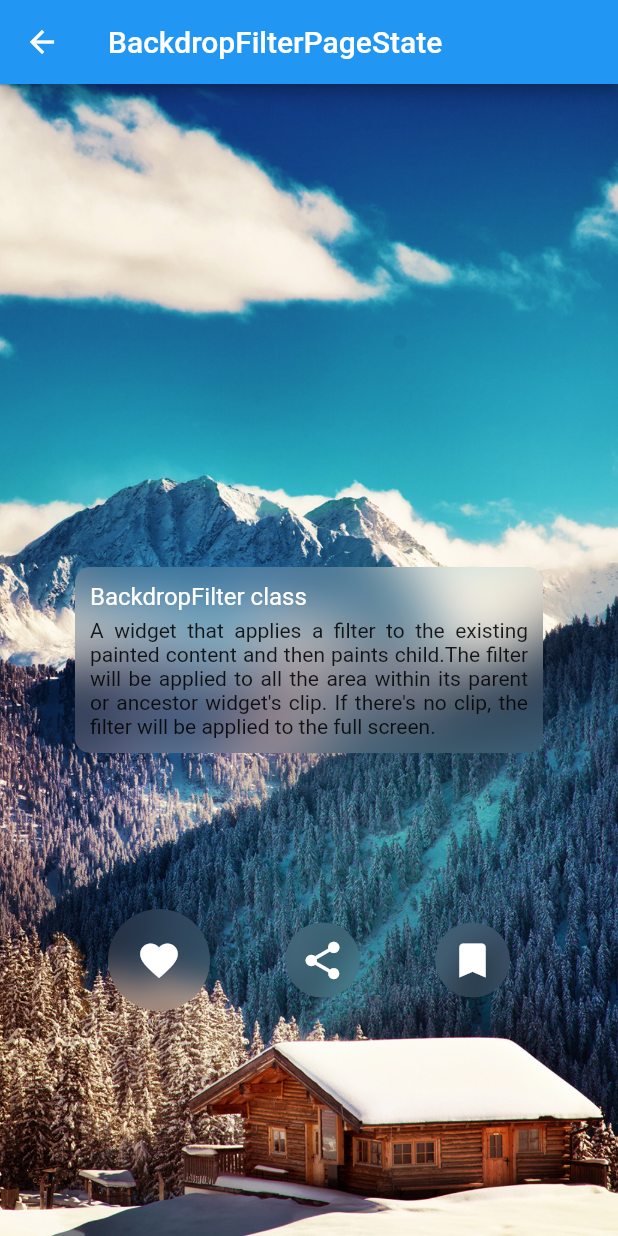
After one commit to wanglu1209/WFlutterDemo, a Flutter app: the screen it shows after launch, after a tap on "BackdropFilterPage", on a phone screen of 412 x 824 dp. The commit adds this screen. Run offline on Flutter 3.47's test engine with Material 2 defaults, Android fonts, the phone set to English and light mode, and no system bars; our stand-ins replace dio.

Commit message:
BackdropFilter

```diff
--- /dev/null
+++ b/wx_demo_project/lib/back_drop_filter_page.dart
@@ -0,0 +1,98 @@
+import 'dart:ui';
+
+import 'package:flutter/material.dart';
+
+import 'blur_image_page.dart';
+import 'blur_oval_widget.dart';
+import 'blur_rect_widget.dart';
+
+class BackdropFilterPage extends StatefulWidget {
+  @override
+  _BackdropFilterPageState createState() => _BackdropFilterPageState();
+}
+
+class _BackdropFilterPageState extends State<BackdropFilterPage> {
+  @override
+  Widget build(BuildContext context) {
+    return Scaffold(
+      appBar: AppBar(
+        title: Text('BackdropFilterPageState'),
+      ),
+      body: Stack(
+        fit: StackFit.expand,
+        children: <Widget>[
+          Image.asset(
+            'images/bg.jpg',
+            fit: BoxFit.cover,
+          ),
+          Center(
+            child: BlurRectWidget(
+              Column(
+                mainAxisSize: MainAxisSize.min,
+                crossAxisAlignment: CrossAxisAlignment.start,
+                children: <Widget>[
+                  Text(
+                    'BackdropFilter class',
+                    style: TextStyle(
+                      fontSize: 16,
+                      color: Colors.white,
+                    ),
+                  ),
+                  Padding(
+                    padding: const EdgeInsets.only(top: 5.0),
+                    child: Text(
+                      'A widget that applies a filter to the existing painted content and then paints child.'
+                      'The filter will be applied to all the area within its parent or ancestor widget\'s clip. If there\'s no clip, the filter will be applied to the full screen.',
+                      style: TextStyle(fontSize: 14, color: Colors.black87),
+                      textAlign: TextAlign.justify,
+                    ),
+                  ),
+                ],
+              ),
+            ),
+          ),
+          Container(
+            alignment: Alignment.bottomCenter,
+            margin: EdgeInsets.only(bottom: 150),
+            child: Row(
+              mainAxisSize: MainAxisSize.min,
+              children: <Widget>[
+                BlurOvalWidget(
+                  IconButton(
+                    onPressed: (){
+                      Navigator.of(context).push(MaterialPageRoute(builder: (context){
+                        return BlurImagePage();
+                      }));
+                    },
+                    icon: Icon(
+                      Icons.favorite,
+                      color: Colors.white,
+                    ),
+                    iconSize: 30,
+                  ),
+                ),
+                Padding(
+                  padding: const EdgeInsets.symmetric(horizontal: 50.0),
+                  child: BlurOvalWidget(
+                    Icon(
+                      Icons.share,
+                      color: Colors.white,
+                      size: 30,
+                    ),
+                  ),
+                ),
+                BlurOvalWidget(
+                  Icon(
+                    Icons.bookmark,
+                    color: Colors.white,
+                    size: 30,
+                  ),
+                ),
+              ],
+            ),
+          ),
+        ],
+      ),
+    );
+  }
+}
--- /dev/null
+++ b/wx_demo_project/lib/blur_image_page.dart
@@ -0,0 +1,43 @@
+import 'dart:ui';
+
+import 'package:flutter/material.dart';
+
+class BlurImagePage extends StatelessWidget {
+  @override
+  Widget build(BuildContext context) {
+    return Scaffold(
+      body: Container(
+          alignment: Alignment.center,
+          child: Stack(
+            alignment: Alignment.center,
+            children: <Widget>[
+              Container(
+                margin: EdgeInsets.symmetric(horizontal: 20),
+                child: Image.asset(
+                  'images/wanimal.png',
+                  fit: BoxFit.cover,
+                ),
+              ),
+              Positioned.fill(
+                child: BackdropFilter(
+                  filter: ImageFilter.blur(
+                    sigmaX: 15,
+                    sigmaY: 15,
+                  ),
+                  child: Container(
+                    color: Colors.white10,
+                  ),
+                ),
+              ),
+              RaisedButton(
+                textColor: Colors.white,
+                shape: RoundedRectangleBorder(borderRadius: BorderRadius.all(Radius.circular(5))),
+                color: Colors.orangeAccent,
+                child: Text('充钱查看更多', style: TextStyle(fontSize: 16),),
+                onPressed: (){},
+              )
+            ],
+          )),
+    );
+  }
+}
--- /dev/null
+++ b/wx_demo_project/lib/blur_oval_widget.dart
@@ -0,0 +1,29 @@
+import 'dart:ui';
+
+import 'package:flutter/material.dart';
+
+class BlurOvalWidget extends StatelessWidget {
+  final Widget _widget;
+  double _padding = 10;
+
+  BlurOvalWidget(this._widget, {double padding = 0}) {
+    if (padding != 0) this._padding = padding;
+  }
+
+  @override
+  Widget build(BuildContext context) {
+    return ClipOval(
+      child: BackdropFilter(
+        filter: ImageFilter.blur(
+          sigmaX: 10,
+          sigmaY: 10,
+        ),
+        child: Container(
+          color: Colors.white10,
+          padding: EdgeInsets.all(_padding),
+          child: _widget,
+        ),
+      ),
+    );
+  }
+}
--- /dev/null
+++ b/wx_demo_project/lib/blur_rect_widget.dart
@@ -0,0 +1,33 @@
+import 'dart:ui';
+
+import 'package:flutter/material.dart';
+
+class BlurRectWidget extends StatelessWidget {
+  final Widget _widget;
+  double _padding = 10;
+
+  BlurRectWidget(this._widget, {double padding = 0}) {
+    if (padding != 0) this._padding = padding;
+  }
+
+  @override
+  Widget build(BuildContext context) {
+    return Container(
+      margin: EdgeInsets.symmetric(horizontal: 50),
+      child: ClipRRect(
+        borderRadius: BorderRadius.all(Radius.circular(10)),
+        child: BackdropFilter(
+          filter: ImageFilter.blur(
+            sigmaX: 20,
+            sigmaY: 20,
+          ),
+          child: Container(
+            color: Colors.white10,
+            padding: EdgeInsets.all(_padding),
+            child: _widget,
+          ),
+        ),
+      ),
+    );
+  }
+}
--- a/wx_demo_project/lib/main.dart
+++ b/wx_demo_project/lib/main.dart
@@ -2,6 +2,7 @@ import 'package:flutter/material.dart';
 import 'package:wx_demo_project/safe_area_page.dart';
 
 import 'animated_container_page.dart';
+import 'back_drop_filter_page.dart';
 import 'future_builder_page.dart';
 
 void main() => runApp(MyApp());
@@ -57,6 +58,12 @@ class _MyHomePageState extends State<MyHomePage> {
               },
               child: Text('FutureBuilderDemo'),
             ),
+            RaisedButton(
+              onPressed: () {
+                navigateTo(BackdropFilterPage());
+              },
+              child: Text('BackdropFilterPage'),
+            ),
           ],
         ),
       ),
--- a/wx_demo_project/pubspec.yaml
+++ b/wx_demo_project/pubspec.yaml
@@ -43,8 +43,10 @@ flutter:
   uses-material-design: true
 
   # To add assets to your application, add an assets section, like this:
-  # assets:
-  #  - images/a_dot_burr.jpeg
+  assets:
+  - images/bg.png
+  - images/bg.jpg
+  - images/wanimal.png
   #  - images/a_dot_ham.jpeg
 
   # An image asset can refer to one or more resolution-specific "variants", see
```
Also changed, not shown: wx_demo_project/images/bg.jpg (added), wx_demo_project/images/bg.png (added).
